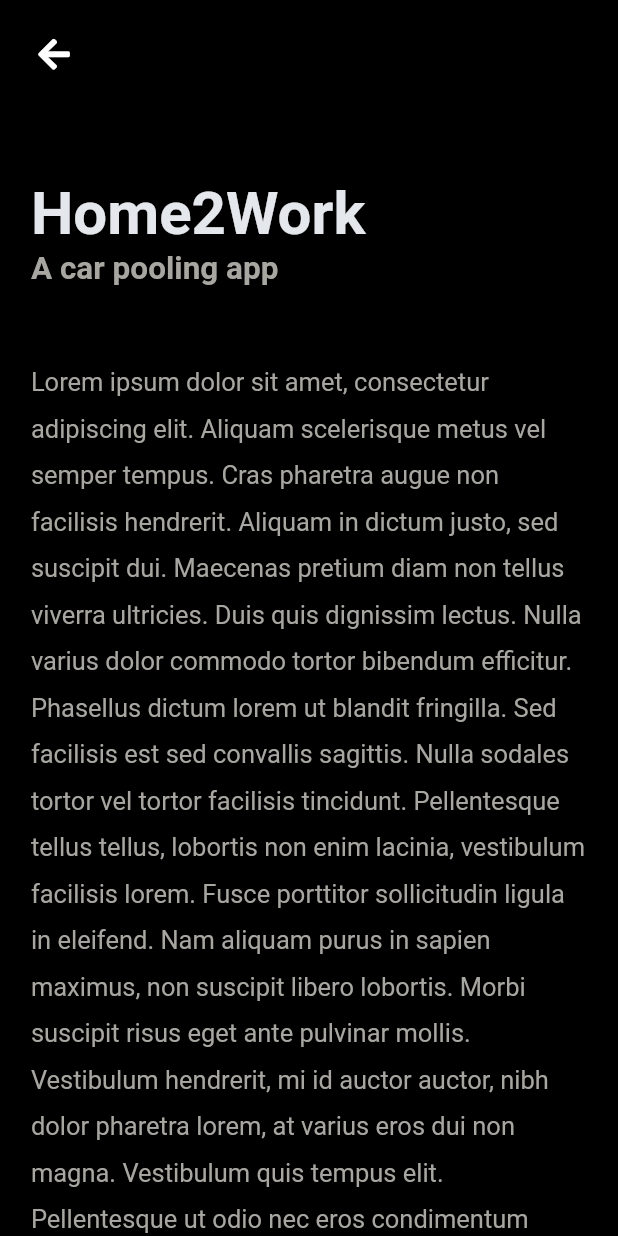
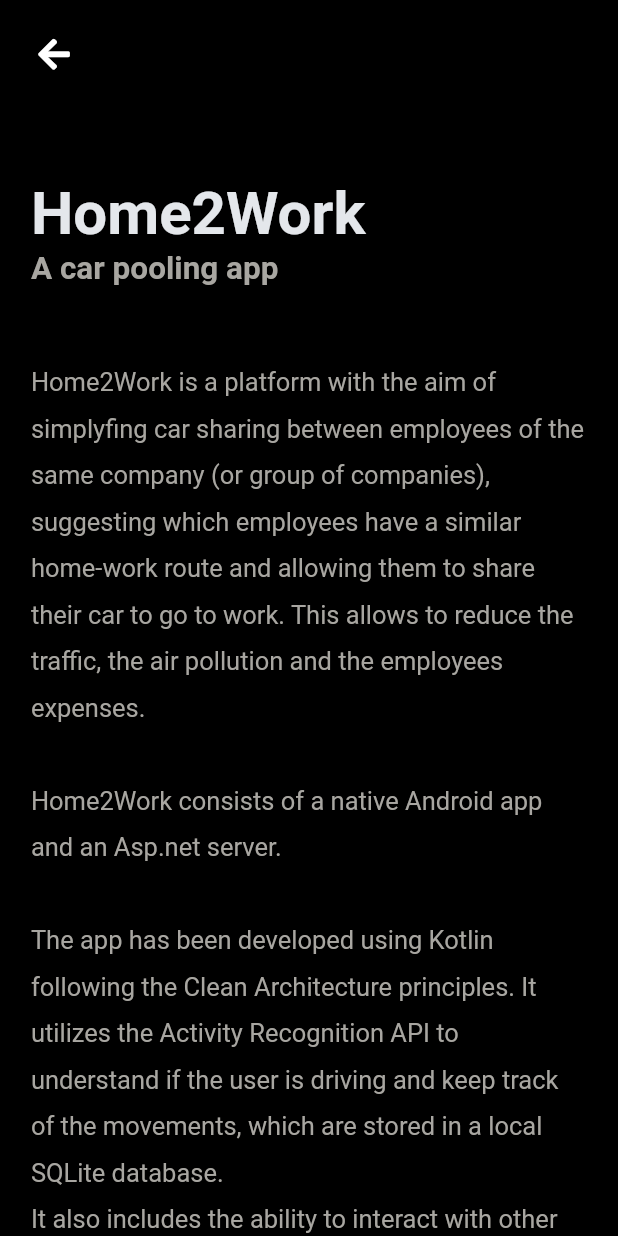
Before and after one commit to mastro993/fedemas-app, a Flutter app: the Home2WorkProjectScreen screen opened by its route, on a phone screen of 412 x 824 dp. Run offline on Flutter 3.47's test engine with Material 2 defaults, Android fonts, the phone set to English and light mode, and no system bars; our stand-ins replace font_awesome_flutter; missing offline and left inert: dart:js, universal_html; network calls fail; Roboto replaces fonts that are missing (SF Pro); project files that could hold a hidden picture were left out.

Commit message:
Home2Work WIP

```diff
--- a/lib/model/project.dart
+++ b/lib/model/project.dart
@@ -4,14 +4,16 @@ class Project {
   final String title;
   final String shortDescription;
   final String coverImage;
-  final String route;
-  final bool released;
+  final String url;
+  final bool isReleased;
+  final bool isExternalUrl;
 
   const Project({
     @required this.title,
     this.shortDescription = '',
     this.coverImage = 'assets/images/project_placeholder.png',
-    this.route = '',
-    this.released = false,
+    this.url = '',
+    this.isReleased = false,
+    this.isExternalUrl = false
   });
 }
--- a/lib/screens/project_details_screen.dart
+++ b/lib/screens/project_details_screen.dart
@@ -21,11 +21,11 @@ abstract class ProjectDetailsScreen extends StatelessWidget {
     double navbarHeight = 0;
 
     if (screenWidth >= ScreenUtils.WIDTH_M) {
-      bodyWidth = screenWidth * 0.80;
+      bodyWidth = screenWidth * 0.70;
       navbarHeight = 104.0;
       backArrowPadding = 24;
     } else if (screenWidth >= ScreenUtils.WIDTH_S) {
-      bodyWidth = screenWidth * 0.90;
+      bodyWidth = screenWidth * 0.80;
       navbarHeight = 96.0;
       backArrowPadding = 24;
     } else {
--- a/lib/screens/projects/home2work_project_screen.dart
+++ b/lib/screens/projects/home2work_project_screen.dart
@@ -1,6 +1,9 @@
 import 'package:fedemas_app/screens/project_details_screen.dart';
+import 'package:fedemas_app/utils/custom_cursor.dart';
 import 'package:fedemas_app/utils/text_style_utils.dart';
+import 'package:fedemas_app/utils/url_utils.dart';
 import 'package:flutter/material.dart';
+import 'package:font_awesome_flutter/font_awesome_flutter.dart';
 
 class Home2WorkProjectScreen extends ProjectDetailsScreen {
   static const String ROUTE = "/project/home2work/";
@@ -10,21 +13,64 @@ class Home2WorkProjectScreen extends ProjectDetailsScreen {
 
   Widget getBody(BuildContext context) {
     return Container(
-      child: Text(
-        '''
-Lorem ipsum dolor sit amet, consectetur adipiscing elit. Aliquam scelerisque metus vel semper tempus. Cras pharetra augue non facilisis hendrerit. Aliquam in dictum justo, sed suscipit dui. Maecenas pretium diam non tellus viverra ultricies. Duis quis dignissim lectus. Nulla varius dolor commodo tortor bibendum efficitur. Phasellus dictum lorem ut blandit fringilla. Sed facilisis est sed convallis sagittis. Nulla sodales tortor vel tortor facilisis tincidunt. Pellentesque tellus tellus, lobortis non enim lacinia, vestibulum facilisis lorem. Fusce porttitor sollicitudin ligula in eleifend. Nam aliquam purus in sapien maximus, non suscipit libero lobortis. Morbi suscipit risus eget ante pulvinar mollis. Vestibulum hendrerit, mi id auctor auctor, nibh dolor pharetra lorem, at varius eros dui non magna. Vestibulum quis tempus elit. Pellentesque ut odio nec eros condimentum pretium.
+        child: Column(
+      crossAxisAlignment: CrossAxisAlignment.start,
+      children: <Widget>[
+        Text(
+          '''
+Home2Work is a platform with the aim of simplyfing car sharing between employees of the same company (or group of companies), suggesting which employees have a similar home-work route and allowing them to share their car to go to work. This allows to reduce the traffic, the air pollution and the employees expenses.
 
-Vestibulum placerat ac ex nec elementum. Maecenas eget arcu quis tortor ultricies auctor. Curabitur rhoncus, mauris sit amet maximus ornare, justo mauris eleifend sem, quis pharetra nisl libero et risus. Proin commodo nibh sem, quis tristique mi varius id. Integer tortor magna, congue dictum molestie vel, scelerisque in eros. Mauris arcu nisi, faucibus lobortis faucibus nec, porta quis tellus. Suspendisse fermentum orci at tellus pretium, et imperdiet tellus laoreet. Nullam rutrum nulla id sem finibus maximus. Quisque ut tortor egestas nulla varius ultricies a ac metus. Nunc porta dictum est id imperdiet. Donec vehicula quis libero non ornare.
+Home2Work consists of a native Android app and an Asp.net server.
 
-Ut nunc eros, sollicitudin quis ligula ac, facilisis maximus tortor. Quisque viverra tellus eu sollicitudin tincidunt. Nullam efficitur tellus eget mi imperdiet gravida. Curabitur nulla nisi, efficitur id turpis ut, pretium dapibus ante. Curabitur vitae magna egestas, consectetur urna vel, tristique enim. Duis vitae nisl eu mauris posuere interdum. Nullam commodo ipsum ornare leo aliquet, ut efficitur leo fermentum. Pellentesque et consectetur libero. Duis quis euismod tortor. Donec tempus hendrerit quam. Nam tincidunt consequat mollis.
+The app has been developed using Kotlin following the Clean Architecture principles. It utilizes the Activity Recognition API to understand if the user is driving and keep track of the movements, which are stored in a local SQLite database.
+It also includes the ability to interact with other usesr with an instant messagin (IM) system and some social features such as user profiles and feeds.
 
-Nullam risus ante, pretium eu tristique vitae, euismod a tortor. Vestibulum elementum tincidunt eros, non efficitur nibh convallis nec. Curabitur neque enim, suscipit sit amet condimentum sed, viverra eget enim. Etiam ut tincidunt odio. Etiam in scelerisque mi. Etiam interdum, velit vel aliquam suscipit, velit metus feugiat dui, eu fringilla metus justo a leo. Fusce libero lorem, vulputate tincidunt nibh sit amet, pretium volutpat nibh. Curabitur viverra, leo ut volutpat laoreet, ante enim rhoncus justo, a posuere urna metus ac velit. Cras mattis venenatis tempor.
+The server is an ASP.NET server used to store the data collected by the app and later compute matches between users. It exposes the resources through a RESTful API.
 
-Nulla gravida, mi at eleifend tincidunt, dolor nulla mattis est, ac hendrerit neque augue vestibulum lorem. Nullam aliquet magna nec lacinia finibus. Maecenas consequat purus risus, non fringilla sapien pellentesque nec. Phasellus nec turpis dictum lectus euismod aliquam nec et sem. Cras sit amet malesuada enim. Duis cursus lorem id nunc dictum bibendum. Suspendisse odio purus, auctor at metus eget, scelerisque accumsan ante. Sed rutrum mollis velit, nec vestibulum justo tempor nec. Duis ullamcorper ex rhoncus nulla mollis vulputate.
+Home2Work integrates some gamification features to increase employees engagement and productivity. Some of these features are:
+- a point systems, named Karma points, awarded for completed car shares between users, which can be used later as an exchange currency in dedicate stores (to get physical goods);
+- leveling systems based on experience points;
+- daily, weekly and monthly challenges;
+- users statistics and charts.
 
+Home2Work was developed for the Mobile App Awards 2016 organized by the University of Studies of Parma and later it became subject of my graduation thesis.
       ''',
-        style: TextStyleUtils.of(context).body,
-      ),
-    );
+          style: TextStyleUtils.of(context).body,
+        ),
+        CustomCursor(
+          cursorStyle: CustomCursor.pointer,
+          child: FlatButton(
+            padding: EdgeInsets.symmetric(vertical: 12.0, horizontal: 24.0),
+            color: Colors.green,
+            shape: RoundedRectangleBorder(
+              borderRadius: BorderRadius.circular(24.0),
+            ),
+            onPressed: () => UrlUtils.openUrl('http://home2work.it'),
+            child: Row(
+              mainAxisSize: MainAxisSize.min,
+              crossAxisAlignment: CrossAxisAlignment.center,
+              children: <Widget>[
+                Padding(
+                  padding: const EdgeInsets.only(bottom: 4),
+                  child: const Icon(
+                    FontAwesomeIcons.link,
+                    color: Colors.white,
+                    size: 16.0,
+                  ),
+                ),
+                SizedBox(width: 16),
+                Text(
+                  'Visit website',
+                  style: const TextStyle(
+                    color: Colors.white,
+                    fontSize: 16,
+                  ),
+                ),
+              ],
+            ),
+          ),
+        )
+      ],
+    ));
   }
 }
```
Also changed, not shown: lib/screens/projects_screen.dart (+20 -10 lines).
